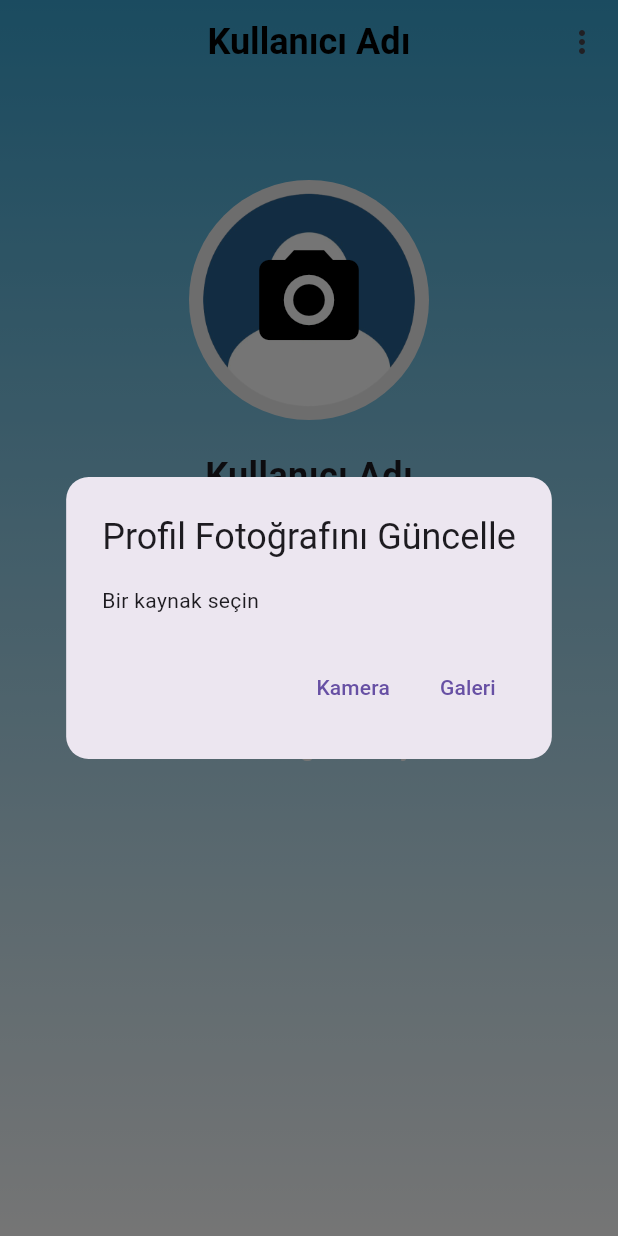
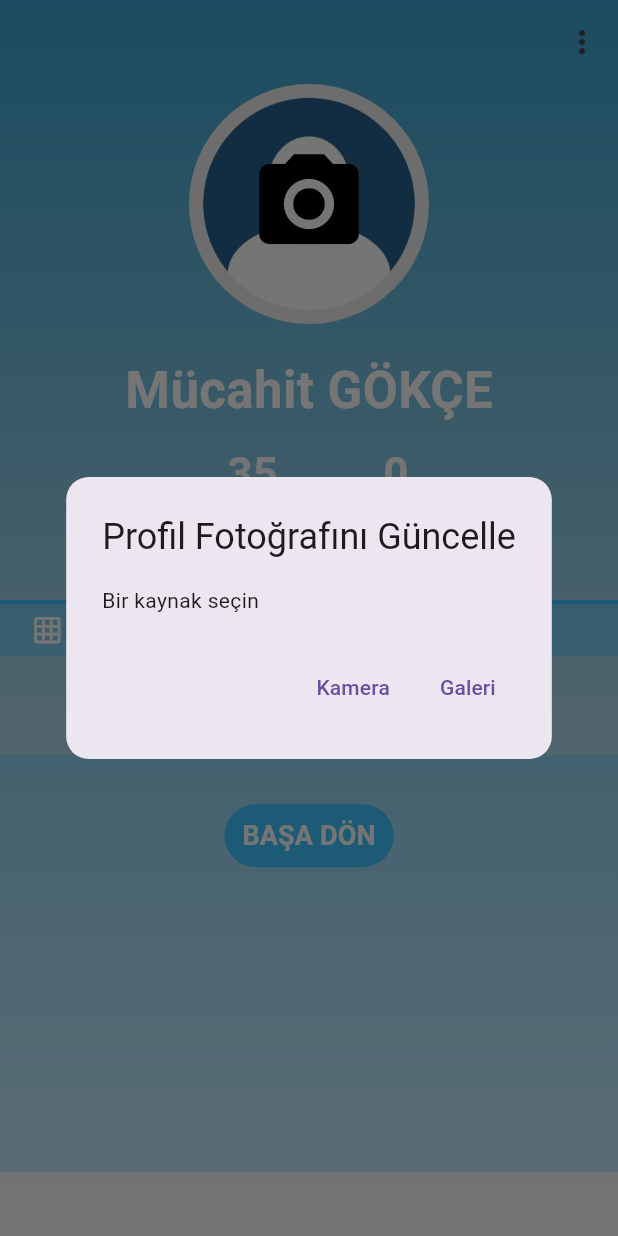
Before and after one commit to cankirkgz/Ternai, a Flutter app: the ProfileScreen screen opened directly, after a tap on the "camera alt" icon, on a phone screen of 412 x 824 dp. Run offline on Flutter 3.47's test engine with Material 3 defaults, Android fonts, the phone set to English and light mode, and no system bars; our stand-ins replace animated_bottom_navigation_bar, cloud_firestore, dropdown_search, firebase_auth, firebase_core, firebase_storage and 9 more; accounts and stored records are empty.

Commit message:
profile screen beta v.003

```diff
--- a/lib/viewmodels/budget_plan_model.dart
+++ b/lib/viewmodels/budget_plan_model.dart
@@ -1,4 +1,6 @@
+import 'package:cloud_firestore/cloud_firestore.dart';
 import 'package:flutter_riverpod/flutter_riverpod.dart';
+import 'package:travelguide/models/budget_plan_model.dart';
 import 'package:travelguide/models/kid_model.dart';
 
 class TravelInformation {
@@ -139,3 +141,13 @@ final travelInformationProvider =
     StateNotifierProvider<TravelInformationNotifier, TravelInformation>((ref) {
   return TravelInformationNotifier();
 });
+
+
+Future<List<BudgetPlanModel>> fetchBudgetPlans(String userId) async {
+    final userDoc = await FirebaseFirestore.instance.collection('users').doc(userId).get();
+    final budgetPlansData = userDoc.data()?['budget_plans'] as List<dynamic>? ?? [];
+
+    return budgetPlansData.map((data) {
+      return BudgetPlanModel.fromJson(data as Map<String, dynamic>);
+    }).toList();
+  }
--- a/lib/viewmodels/day_plan_model.dart
+++ b/lib/viewmodels/day_plan_model.dart
@@ -1,4 +1,6 @@
+import 'package:cloud_firestore/cloud_firestore.dart';
 import 'package:flutter_riverpod/flutter_riverpod.dart';
+import 'package:travelguide/models/day_plan_model.dart';
 import 'package:travelguide/models/kid_model.dart';
 
 class TravelInformation {
@@ -167,3 +169,12 @@ final travelInformationProvider =
     StateNotifierProvider<TravelInformationNotifier, TravelInformation>((ref) {
   return TravelInformationNotifier();
 });
+
+Future<List<DayPlanModel>> fetchDayPlans(String userId) async {
+    final userDoc = await FirebaseFirestore.instance.collection('users').doc(userId).get();
+    final dayPlansData = userDoc.data()?['day_plans'] as List<dynamic>? ?? [];
+
+    return dayPlansData.map((data) {
+      return DayPlanModel.fromJson(data as Map<String, dynamic>);
+    }).toList();
+  }
--- a/lib/viewmodels/plan_viewmodel.dart
+++ b/lib/viewmodels/plan_viewmodel.dart
@@ -1,3 +1,4 @@
+import 'package:cloud_firestore/cloud_firestore.dart';
 import 'package:flutter/material.dart';
 import '../models/budget_plan_model.dart';
 import '../models/day_plan_model.dart';
@@ -62,3 +63,13 @@ class PlanViewModel extends ChangeNotifier {
     }
   }
 }
+
+
+Future<List<PlanPlanModel>> fetchPlanPlans(String userId) async {
+    final userDoc = await FirebaseFirestore.instance.collection('users').doc(userId).get();
+    final planPlansData = userDoc.data()?['plan_plans'] as List<dynamic>? ?? [];
+
+    return planPlansData.map((data) {
+      return PlanPlanModel.fromJson(data as Map<String, dynamic>);
+    }).toList();
+  }
--- a/lib/views/home_screens/profile_screen.dart
+++ b/lib/views/home_screens/profile_screen.dart
@@ -1,6 +1,6 @@
 import 'dart:io';
-
 import 'package:cloud_firestore/cloud_firestore.dart';
+import 'package:firebase_auth/firebase_auth.dart';
 import 'package:firebase_storage/firebase_storage.dart';
 import 'package:flutter/material.dart';
 import 'package:image_picker/image_picker.dart';
@@ -8,6 +8,9 @@ import 'package:provider/provider.dart';
 import 'package:travelguide/services/auth_service.dart';
 import 'package:travelguide/theme/theme.dart';
 import 'package:travelguide/viewmodels/auth_viewmodel.dart';
+import 'package:travelguide/viewmodels/budget_plan_model.dart';
+import 'package:travelguide/viewmodels/day_plan_model.dart';
+import 'package:travelguide/viewmodels/plan_viewmodel.dart';
 import 'package:travelguide/views/authentication_screens/login_page.dart';
 import 'package:travelguide/views/home_screens/settings_screen.dart';
 import 'package:travelguide/models/post_model.dart';
@@ -27,15 +30,15 @@ class _ProfileScreenState extends State<ProfileScreen> {
   final ImagePicker _picker = ImagePicker();
   final FirebaseStorage _storage = FirebaseStorage.instance;
   List<PostModel> _posts = [];
-  int _vacationCount = 0;
   int _postCount = 0;
+  late Future<List<dynamic>> _futurePlans;
 
   @override
   void initState() {
     super.initState();
     _loadProfileImage();
     _loadUserPosts();
-    _loadUserVacationCount();
+    _futurePlans = fetchAllPlans();
   }
 
   Future<void> _loadProfileImage() async {
@@ -62,7 +65,7 @@ class _ProfileScreenState extends State<ProfileScreen> {
     if (userId != null) {
       QuerySnapshot postsSnapshot = await FirebaseFirestore.instance
           .collection('posts')
-          .where('user.userId', isEqualTo: userId)
+          .where('userId', isEqualTo: userId)
           .get();
 
       if (postsSnapshot.docs.isNotEmpty) {
@@ -73,26 +76,27 @@ class _ProfileScreenState extends State<ProfileScreen> {
               .toList();
           _postCount = _posts.length;
         });
+      } else {
+        setState(() {
+          _posts = [];
+          _postCount = 0;
+        });
       }
     }
   }
 
-  Future<void> _loadUserVacationCount() async {
-    final authViewModel = Provider.of<AuthViewModel>(context, listen: false);
-    final userId = authViewModel.user?.userId;
+  Future<List<dynamic>> fetchAllPlans() async {
+    final user = FirebaseAuth.instance.currentUser;
+    if (user == null) {
+      throw Exception('User is not logged in');
+    }
+    final userId = user.uid;
 
-    if (userId != null) {
-      QuerySnapshot vacationsSnapshot = await FirebaseFirestore.instance
-          .collection('vacations')
-          .where('user.userId', isEqualTo: userId)
-          .get();
+    final budgetPlans = await fetchBudgetPlans(userId);
+    final dayPlans = await fetchDayPlans(userId);
+    final planPlans = await fetchPlanPlans(userId);
 
-      if (vacationsSnapshot.docs.isNotEmpty) {
-        setState(() {
-          _vacationCount = vacationsSnapshot.docs.length;
-        });
-      }
-    }
+    return [...budgetPlans, ...dayPlans, ...planPlans];
   }
 
   Future<void> _pickImage(ImageSource source) async {
@@ -112,7 +116,7 @@ class _ProfileScreenState extends State<ProfileScreen> {
     if (_image == null || userId == null) return;
 
     try {
-      String fileName = 'profile_pics/$userId.png';
+      String fileName = 'profile_pics/${userId}.png';
       await _storage.ref(fileName).putFile(_image!);
 
       String downloadURL = await _storage.ref(fileName).getDownloadURL();
@@ -203,22 +207,12 @@ class _ProfileScreenState extends State<ProfileScreen> {
   Widget build(BuildContext context) {
     final authViewModel = Provider.of<AuthViewModel>(context);
     final userName = authViewModel.user?.name ?? 'Kullanıcı Adı';
-    double keyboardHeight = MediaQuery.of(context).viewInsets.bottom;
 
     return Scaffold(
       extendBodyBehindAppBar: true,
       appBar: AppBar(
         backgroundColor: Colors.transparent,
         automaticallyImplyLeading: false,
-        title: Text(
-          userName,
-          style: const TextStyle(
-            color: Colors.black,
-            fontSize: 24,
-            fontWeight: FontWeight.bold,
-          ),
-        ),
-        centerTitle: true,
         actions: [
           PopupMenuButton<String>(
             onSelected: (value) {
@@ -269,11 +263,11 @@ class _ProfileScreenState extends State<ProfileScreen> {
             ),
           )),
           Positioned.fill(
-            child: SingleChildScrollView(
-              padding: EdgeInsets.only(bottom: keyboardHeight),
-              child: Column(
+            child: ListView(
+              shrinkWrap: true,
+              scrollDirection: Axis.vertical,
               children: [
-                  const SizedBox(height: 120),
+                Column(children: [
                   GestureDetector(
                     onTap: _showImageSourceDialog,
                     child: CircleAvatar(
@@ -294,9 +288,12 @@ class _ProfileScreenState extends State<ProfileScreen> {
                   ),
                   const SizedBox(height: 20),
                   Text(
-                    userName,
+                    'Mücahit GÖKÇE'
+                    //userName
+                    ,
                     style: const TextStyle(
-                      fontSize: 24,
+                      color: Colors.white,
+                      fontSize: 34,
                       fontWeight: FontWeight.bold,
                     ),
                   ),
@@ -304,37 +301,91 @@ class _ProfileScreenState extends State<ProfileScreen> {
                   Row(
                     mainAxisAlignment: MainAxisAlignment.center,
                     children: [
-                      _buildStatisticCard('Vacations', _vacationCount),
+                      FutureBuilder<List<dynamic>>(
+                        future: _futurePlans,
+                        builder: (context, snapshot) {
+                          if (snapshot.connectionState ==
+                              ConnectionState.waiting) {
+                            return _buildStatisticCard('Vacations', 0);
+                          } else if (snapshot.hasError) {
+                            return _buildStatisticCard('Vacations', 0);
+                          } else if (snapshot.hasData) {
+                            final plans = snapshot.data!;
+                            return _buildStatisticCard(
+                                'Vacations', _futurePlans.toString().length);
+                          } else {
+                            return _buildStatisticCard('Vacations', 0);
+                          }
+                        },
+                      ),
                       const SizedBox(width: 20),
                       _buildStatisticCard('Posts', _postCount),
                     ],
                   ),
-                  const SizedBox(height: 20),
+                  SizedBox(
+                    height: 34,
+                  ),
+                  Container(
+                    color: Colors.lightBlueAccent,
+                    height: 3,
+                  ),
+                ]),
+                Container(
+                  height: 34,
+                  color: Colors.lightBlueAccent.withAlpha(90),
+                  child: const Row(
+                    mainAxisAlignment: MainAxisAlignment.start,
+                    children: [
+                      SizedBox(
+                        width: 21,
+                      ),
+                      Icon(Icons.grid_on_outlined,
+                          color: Colors.white, size: 21),
+                      SizedBox(
+                        width: 3,
+                      ),
                       const Text(
-                    'Gönderiler',
+                        'POST',
                         style: TextStyle(
-                      fontSize: 24,
+                          fontSize: 19,
                           fontWeight: FontWeight.bold,
                           color: Colors.white,
                         ),
                       ),
-                  const SizedBox(height: 10),
+                      SizedBox(
+                        width: 45,
+                      ),
+                      Icon(Icons.health_and_safety_rounded, color: Colors.white30, size: 21),
+                      SizedBox(
+                        width: 3,
+                      ),
+                      const Text(
+                        'LIKED',
+                        style: TextStyle(
+                          fontSize: 19,
+                          fontWeight: FontWeight.bold,
+                          color: Colors.white54,
+                        ),
+                      ),
+                    ],
+                  ),
+                ),
                 _posts.isNotEmpty
-                      ? Padding(
-                          padding: const EdgeInsets.all(8.0),
+                    ? Container(
+                         color: Colors.lightBlueAccent.withAlpha(90),
                         child: GridView.builder(
                           shrinkWrap: true,
                           physics: const NeverScrollableScrollPhysics(),
                           gridDelegate:
                               const SliverGridDelegateWithFixedCrossAxisCount(
                             crossAxisCount: 3,
-                              crossAxisSpacing: 8.0,
-                              mainAxisSpacing: 8.0,
+                            crossAxisSpacing: 4.0,
+                            mainAxisSpacing: 4.0,
                           ),
                           itemCount: _posts.length,
                           itemBuilder: (context, index) {
-                              return ClipRRect(
-                                borderRadius: BorderRadius.circular(8),
+                            return Container(
+                              color: Colors.red,
                               child: Image.network(
                                 _posts[index].photoUrls.first,
                                 fit: BoxFit.cover,
@@ -347,7 +398,7 @@ class _ProfileScreenState extends State<ProfileScreen> {
                         padding: EdgeInsets.all(20),
                         child: Center(
                           child: Text(
-                              'Henüz bir gönderi yok',
+                            'Henüz bir gönderi paylaşmadınız',
                             style: TextStyle(
                               fontSize: 18,
                               fontWeight: FontWeight.w400,
@@ -356,8 +407,32 @@ class _ProfileScreenState extends State<ProfileScreen> {
                           ),
                         ),
                       ),
+                Container(
+                  color: Colors.lightBlueAccent.withAlpha(70),
+                  child: Column(
+
+                    children: [
+                      SizedBox(
+                        height: 30,
+                      ),
+                      TextButton(
+                        style: ButtonStyle(
+                          // foregroundColor: WidgetStateProperty.all<Color>(Colors.white),
+                          backgroundColor: WidgetStateProperty.all<Color>(Colors.lightBlueAccent),
+                        ),
+                        child: const Text('BAŞA DÖN',
+                         style: TextStyle(
+                            fontWeight: FontWeight.bold, fontSize: 18, color: Colors.white),),
+                        onPressed: () {}
+
+                      ),
+                      SizedBox(
+                        height: 200,
+                      )
                     ],
                   ),
+                )
+              ],
             ),
           ),
         ],
@@ -371,16 +446,18 @@ class _ProfileScreenState extends State<ProfileScreen> {
         Text(
           count.toString(),
           style: const TextStyle(
-            fontSize: 20,
+            color: Colors.white,
+            fontSize: 29,
             fontWeight: FontWeight.bold,
           ),
         ),
-        const SizedBox(height: 4),
+        const SizedBox(height: 0.1),
         Text(
           title,
           style: const TextStyle(
-            fontSize: 16,
-            color: Colors.grey,
+            fontSize: 21,
+            fontWeight: FontWeight.bold,
+            color: Colors.white70,
           ),
         ),
       ],
--- a/pubspec.yaml
+++ b/pubspec.yaml
@@ -53,9 +53,10 @@ dependencies:
   photo_manager: ^3.2.2
   firebase_storage: ^12.1.1
   flutter_markdown: ^0.7.3
-  uuid: ^3.0.6
+  uuid: ^4.4.2
   intl: any
   get: ^4.6.6
+  image: ^4.2.0
 
 dev_dependencies:
   flutter_test:
```
Also changed, not shown: pubspec.lock, 1 other file. Lines whose indentation alone changed are shown as unchanged.
